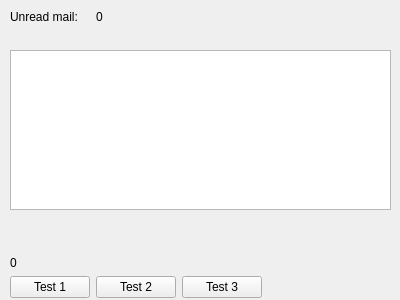
Ximi1970/systray-x, file app/SysTray-X/debugwidget.ui: the form before one commit.
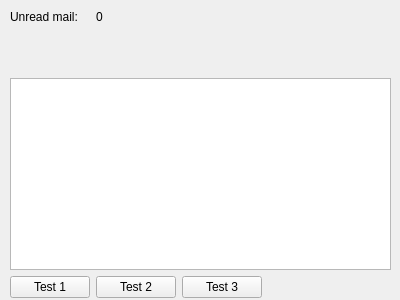
The form after the commit.

What changed in the file:
```diff
--- a/app/SysTray-X/debugwidget.ui
+++ b/app/SysTray-X/debugwidget.ui
@@ -49,7 +49,7 @@
       </property>
      </spacer>
     </item>
-    <item row="7" column="1">
+    <item row="4" column="1">
      <widget class="QPushButton" name="test2PushButton">
       <property name="text">
        <string>Test 2</string>
@@ -66,41 +66,13 @@
       </property>
      </widget>
     </item>
-    <item row="4" column="0" colspan="4">
-     <widget class="QLabel" name="errorLabel">
-      <property name="text">
-       <string/>
-      </property>
-     </widget>
-    </item>
-    <item row="3" column="0" colspan="4">
-     <widget class="QLabel" name="messageLabel">
-      <property name="text">
-       <string/>
-      </property>
-     </widget>
-    </item>
-    <item row="7" column="0">
+    <item row="4" column="0">
      <widget class="QPushButton" name="test1PushButton">
       <property name="text">
        <string>Test 1</string>
       </property>
      </widget>
     </item>
-    <item row="6" column="0">
-     <widget class="QLabel" name="rawDataLengthLabel">
-      <property name="text">
-       <string>0</string>
-      </property>
-     </widget>
-    </item>
-    <item row="6" column="1" colspan="3">
-     <widget class="QLabel" name="rawDataLabel">
-      <property name="text">
-       <string/>
-      </property>
-     </widget>
-    </item>
     <item row="0" column="1">
      <widget class="QLabel" name="unreadMailLabel">
       <property name="text">
@@ -108,7 +80,7 @@
       </property>
      </widget>
     </item>
-    <item row="7" column="2">
+    <item row="4" column="2">
      <widget class="QPushButton" name="test3PushButton">
       <property name="text">
        <string>Test 3</string>
```
